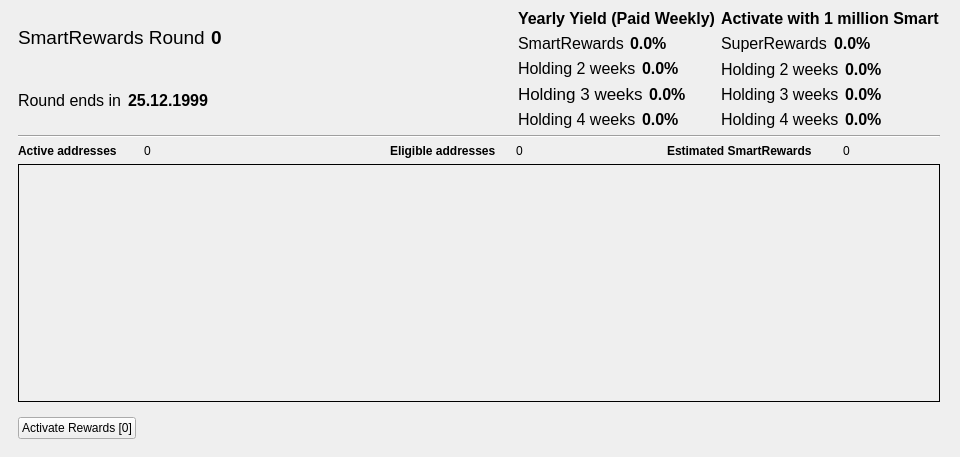
First picture: the form in src/qt/forms/smartrewardslist.ui, repository SmartCash/Core-Smart, before the edit.
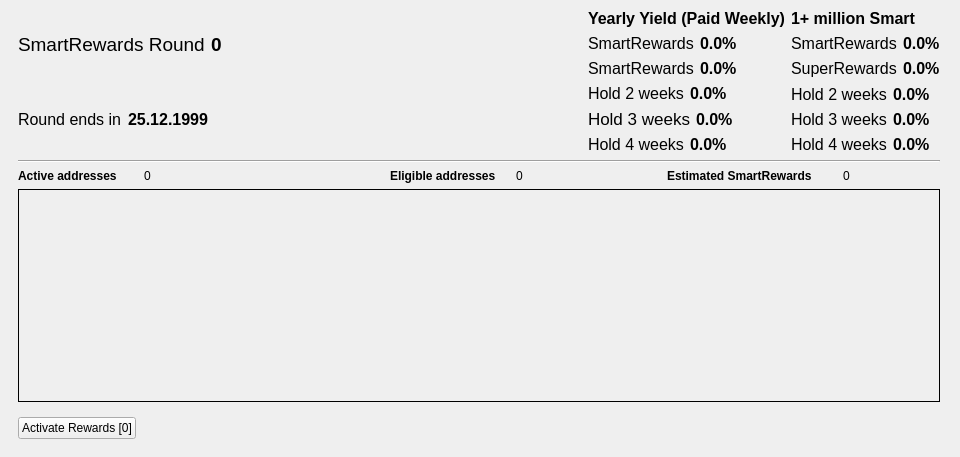
Second picture: the form after the edit. The open tabs and pages were chosen to show the change. Custom widgets are drawn as their Qt base class.

Commit message: SmartReward Tab Updates

What changed in the file:
```diff
--- a/src/qt/forms/smartrewardslist.ui
+++ b/src/qt/forms/smartrewardslist.ui
@@ -304,6 +304,36 @@
             </item>
            </layout>
           </item>
+               <item>
+                <layout class="QHBoxLayout" name="horizontalLayout_151">
+              <item>
+              <widget class="QLabel" name="label_2111">
+               <property name="font">
+                <font>
+                 <pointsize>12</pointsize>
+                </font>
+               </property>
+               <property name="text">
+               <string>SmartRewards</string>
+               </property>
+              </widget>
+             </item>
+             <item>
+              <widget class="QLabel" name="percentLabela">
+               <property name="font">
+                <font>
+                 <pointsize>12</pointsize>
+                 <weight>75</weight>
+                 <bold>true</bold>
+                </font>
+               </property>
+               <property name="text">
+                <string>0.0%</string>
+               </property>
+              </widget>
+             </item>
+            </layout>
+           </item>
               <item>
                <layout class="QHBoxLayout" name="horizontalLayout_15">
              <item>
@@ -314,7 +344,7 @@
                </font>
               </property>
               <property name="text">
-               <string>Holding 2 weeks</string>
+               <string>Hold 2 weeks</string>
               </property>
              </widget>
             </item>
@@ -344,7 +374,7 @@
                </font>
               </property>
               <property name="text">
-               <string>Holding 3 weeks</string>
+               <string>Hold 3 weeks</string>
               </property>
              </widget>
             </item>
@@ -374,7 +404,7 @@
                </font>
               </property>
               <property name="text">
-               <string>Holding 4 weeks</string>
+               <string>Hold 4 weeks</string>
               </property>
              </widget>
             </item>
@@ -407,26 +437,26 @@
                </font>
               </property>
               <property name="text">
-               <string>Activate with 1 million Smart</string>
+               <string>1+ million Smart</string>
               </property>
              </widget>
             </item>
            <item>
            <layout class="QHBoxLayout" name="horizontalLayout_18">
             <item>
-             <widget class="QLabel" name="label_216">
+             <widget class="QLabel" name="label_2112">
               <property name="font">
                <font>
                 <pointsize>12</pointsize>
                </font>
               </property>
               <property name="text">
-               <string>SuperRewards</string>
+               <string>SmartRewards</string>
               </property>
              </widget>
             </item>
             <item>
-             <widget class="QLabel" name="percentLabelSuper">
+             <widget class="QLabel" name="percentLabelb">
               <property name="font">
                <font>
                 <pointsize>12</pointsize>
@@ -441,6 +471,36 @@
             </item>
            </layout>
           </item>
+           <item>
+            <layout class="QHBoxLayout" name="horizontalLayout_191">
+             <item>
+              <widget class="QLabel" name="label_216">
+               <property name="font">
+                <font>
+                 <pointsize>12</pointsize>
+                </font>
+               </property>
+               <property name="text">
+                <string>SuperRewards</string>
+               </property>
+              </widget>
+             </item>
+             <item>
+              <widget class="QLabel" name="percentLabelSuper">
+               <property name="font">
+                <font>
+                 <pointsize>12</pointsize>
+                 <weight>75</weight>
+                 <bold>true</bold>
+                </font>
+               </property>
+               <property name="text">
+                <string>0.0%</string>
+               </property>
+              </widget>
+             </item>
+            </layout>
+           </item>
           <item>
            <layout class="QHBoxLayout" name="horizontalLayout_19">
             <item>
@@ -451,7 +511,7 @@
                </font>
               </property>
               <property name="text">
-               <string>Holding 2 weeks</string>
+               <string>Hold 2 weeks</string>
               </property>
              </widget>
             </item>
@@ -481,7 +541,7 @@
                </font>
               </property>
               <property name="text">
-               <string>Holding 3 weeks</string>
+               <string>Hold 3 weeks</string>
               </property>
              </widget>
             </item>
@@ -511,7 +571,7 @@
                </font>
               </property>
               <property name="text">
-               <string>Holding 4 weeks</string>
+               <string>Hold 4 weeks</string>
               </property>
              </widget>
             </item>
```
The commit also changes 2 other files.
